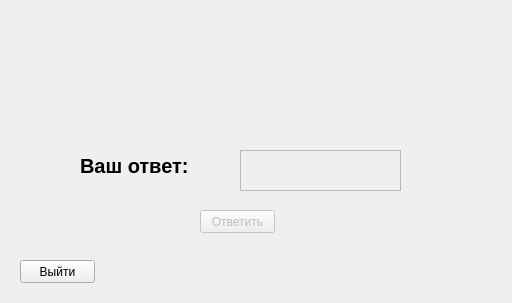
Above: mentalquest.ui from moevm/gui-1h2017-12 before the change. Below: the same form after it.
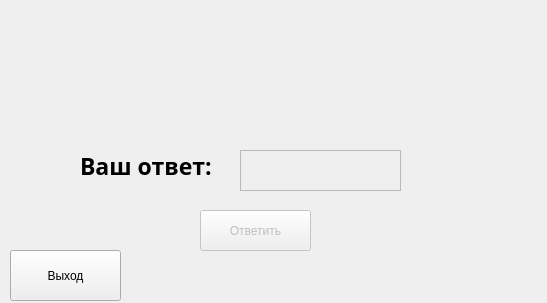
That is the form after the change. Icons and pictures are not drawn. Custom widgets are drawn as their Qt base class.

What changed in the file:
```diff
--- a/mentalquest.ui
+++ b/mentalquest.ui
@@ -6,7 +6,7 @@
    <rect>
     <x>0</x>
     <y>0</y>
-    <width>512</width>
+    <width>547</width>
     <height>303</height>
    </rect>
   </property>
@@ -16,8 +16,8 @@
   <widget class="Clock" name="clock">
    <property name="geometry">
     <rect>
-     <x>0</x>
-     <y>30</y>
+     <x>30</x>
+     <y>40</y>
      <width>511</width>
      <height>151</height>
     </rect>
@@ -30,6 +30,7 @@
    </property>
    <property name="font">
     <font>
+     <family>Segoe UI Black</family>
      <pointsize>80</pointsize>
      <weight>75</weight>
      <bold>true</bold>
@@ -39,19 +40,6 @@
     <string/>
    </property>
   </widget>
-  <widget class="QPushButton" name="exit">
-   <property name="geometry">
-    <rect>
-     <x>20</x>
-     <y>260</y>
-     <width>75</width>
-     <height>23</height>
-    </rect>
-   </property>
-   <property name="text">
-    <string>Выйти</string>
-   </property>
-  </widget>
   <widget class="QTextEdit" name="answer">
    <property name="enabled">
     <bool>false</bool>
@@ -79,8 +67,8 @@
     <rect>
      <x>200</x>
      <y>210</y>
-     <width>75</width>
-     <height>23</height>
+     <width>111</width>
+     <height>41</height>
     </rect>
    </property>
    <property name="text">
@@ -95,7 +83,7 @@
     <rect>
      <x>80</x>
      <y>150</y>
-     <width>121</width>
+     <width>131</width>
      <height>31</height>
     </rect>
    </property>
@@ -107,7 +95,8 @@
    </property>
    <property name="font">
     <font>
-     <pointsize>15</pointsize>
+     <family>Segoe UI Black</family>
+     <pointsize>17</pointsize>
      <weight>75</weight>
      <bold>true</bold>
      <strikeout>false</strikeout>
@@ -120,6 +109,32 @@
     <string>Ваш ответ:</string>
    </property>
   </widget>
+  <widget class="QPushButton" name="exit">
+   <property name="geometry">
+    <rect>
+     <x>10</x>
+     <y>250</y>
+     <width>111</width>
+     <height>51</height>
+    </rect>
+   </property>
+   <property name="cursor">
+    <cursorShape>PointingHandCursor</cursorShape>
+   </property>
+   <property name="text">
+    <string>Выход</string>
+   </property>
+   <property name="icon">
+    <iconset resource="imgfiles.qrc">
+     <normaloff>:/images/foto/door.png</normaloff>:/images/foto/door.png</iconset>
+   </property>
+   <property name="iconSize">
+    <size>
+     <width>35</width>
+     <height>35</height>
+    </size>
+   </property>
+  </widget>
  </widget>
  <customwidgets>
   <customwidget>
```
Left out of the diff: 4 changed lines with no effect on the pictures.
